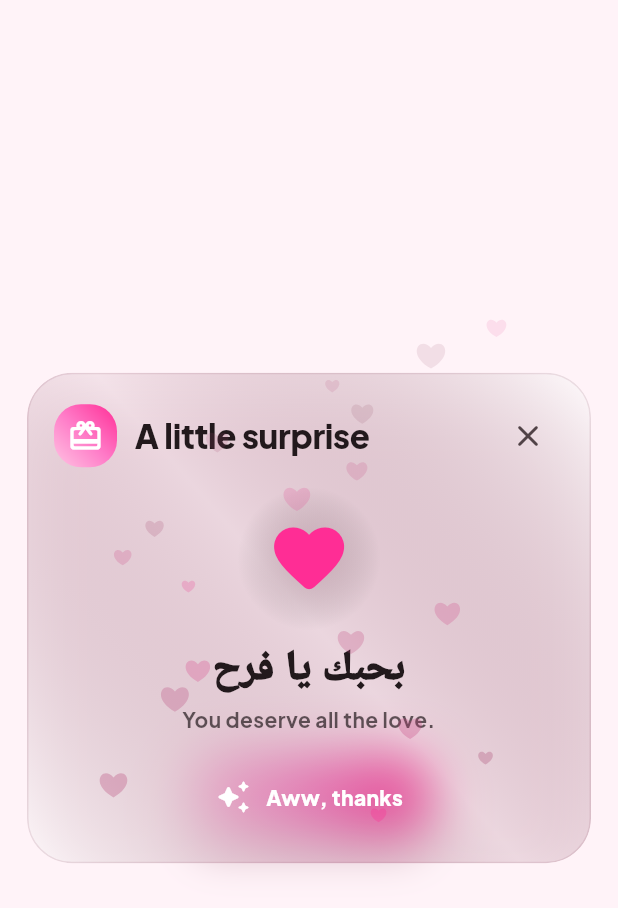
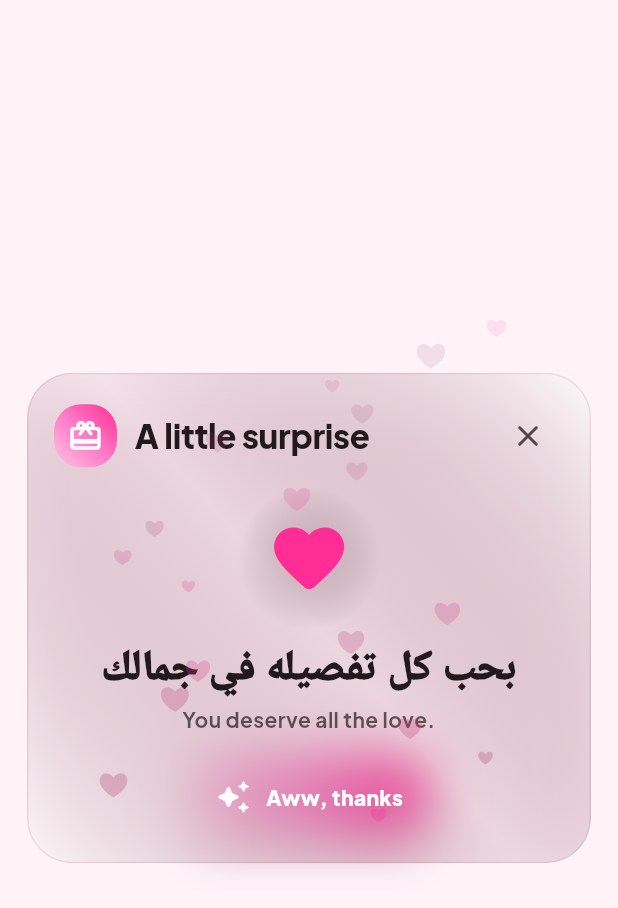
Before and after one commit to mohamedkhedrforblackpyramid/farah, a Flutter app: the _LoveGiftDialog widget shown alone on an empty page, opened directly, on a phone screen of 412 x 824 dp. Shown: the top 908 px of the screen. Run offline on Flutter 3.47's test engine with Material 3 defaults, Android fonts, the phone set to English and light mode, and no system bars; our stand-ins replace google_fonts; Roboto replaces fonts that are missing (Cairo).

Commit message:
Update Gift Box message text
Made-with: Cursor

```diff
--- a/lib/main.dart
+++ b/lib/main.dart
@@ -1641,7 +1641,7 @@ class _LoveGiftDialogState extends State<_LoveGiftDialog> with TickerProviderSta
                           ),
                           const SizedBox(height: 10),
                           Text(
-                            'بحبك يا فرح',
+                            'بحب كل تفصيله في جمالك',
                             textAlign: TextAlign.center,
                             style: GoogleFonts.cairo(
                               fontSize: 28,
```
